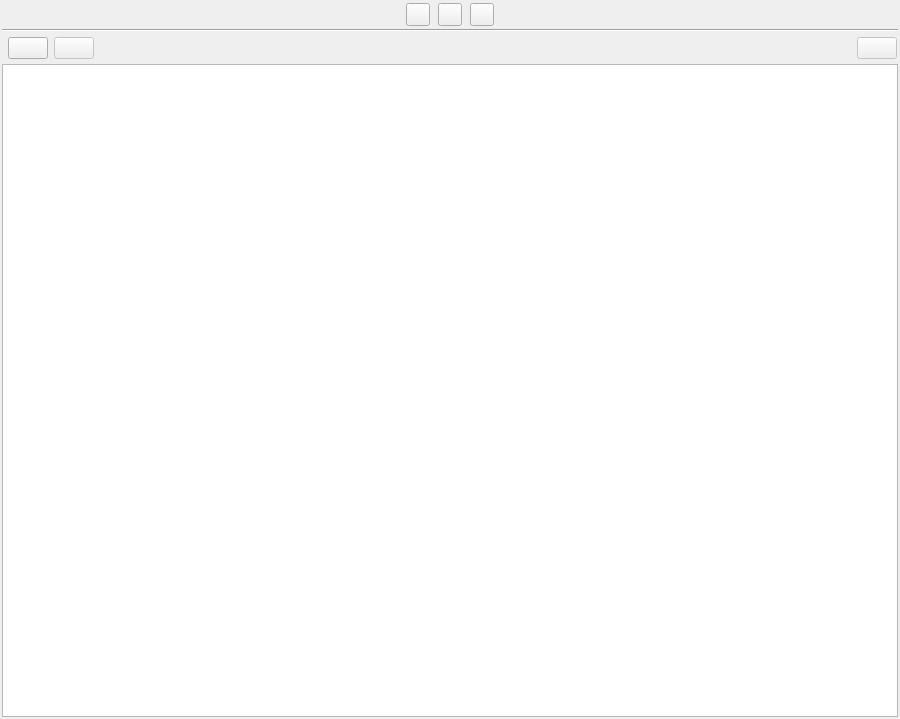
Old version of the form ui/characters_view.ui in the repository zkovari/plotlyst.
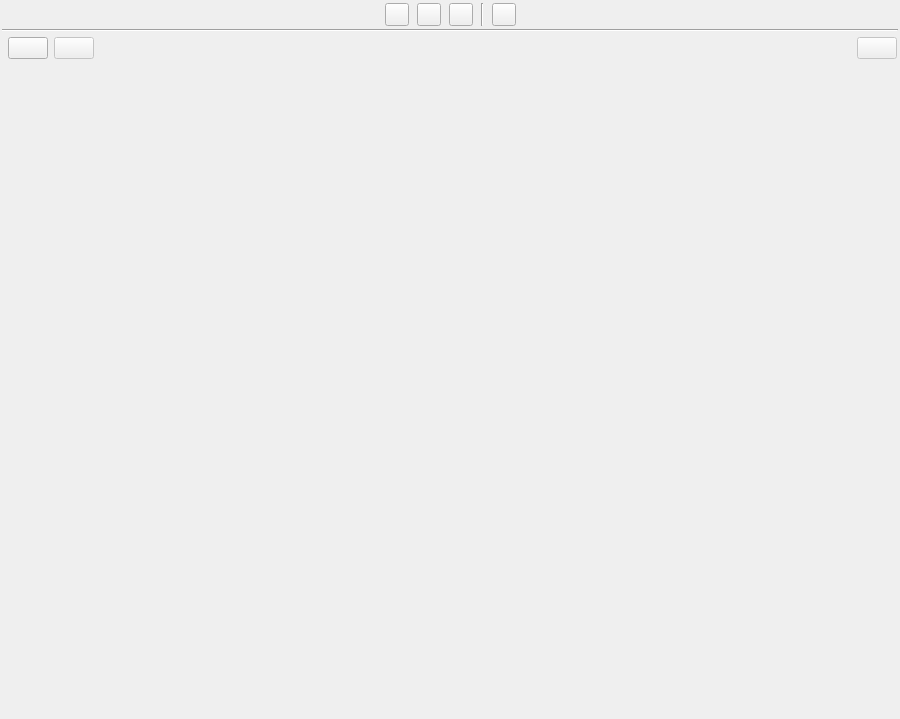
New version of the form. The open tabs and pages were chosen to show the change. Custom widgets are drawn as their Qt base class.

Commit message: Characters progress view

Diff of the .ui file:
```diff
--- a/ui/characters_view.ui
+++ b/ui/characters_view.ui
@@ -163,6 +163,38 @@
             </attribute>
            </widget>
           </item>
+          <item>
+           <widget class="Line" name="line_2">
+            <property name="orientation">
+             <enum>Qt::Vertical</enum>
+            </property>
+           </widget>
+          </item>
+          <item>
+           <widget class="QToolButton" name="btnProgressView">
+            <property name="cursor">
+             <cursorShape>PointingHandCursor</cursorShape>
+            </property>
+            <property name="toolTip">
+             <string>Progress view</string>
+            </property>
+            <property name="text">
+             <string/>
+            </property>
+            <property name="shortcut">
+             <string>3</string>
+            </property>
+            <property name="checkable">
+             <bool>true</bool>
+            </property>
+            <property name="base" stdset="0">
+             <bool>true</bool>
+            </property>
+            <attribute name="buttonGroup">
+             <string notr="true">btnGroupViews</string>
+            </attribute>
+           </widget>
+          </item>
           <item>
            <spacer name="horizontalSpacer_9">
             <property name="orientation">
@@ -456,6 +488,25 @@
            </item>
           </layout>
          </widget>
+         <widget class="QWidget" name="pageProgressView">
+          <layout class="QVBoxLayout" name="verticalLayout_5">
+           <property name="spacing">
+            <number>3</number>
+           </property>
+           <property name="leftMargin">
+            <number>2</number>
+           </property>
+           <property name="topMargin">
+            <number>2</number>
+           </property>
+           <property name="rightMargin">
+            <number>2</number>
+           </property>
+           <property name="bottomMargin">
+            <number>2</number>
+           </property>
+          </layout>
+         </widget>
          <widget class="QWidget" name="pageCardsView">
           <layout class="QHBoxLayout" name="horizontalLayout_2">
            <property name="spacing">
```
Left out of the diff: 6 changed lines with no effect on the pictures. The commit also changes 1 other file.
